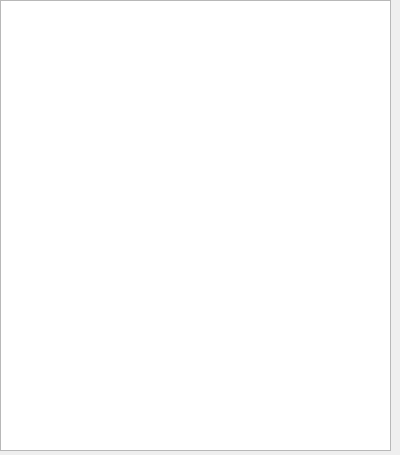
This is bank-view/frontmaterialselectionv2.ui in smandyscom/front-base-widget as Qt 5 draws it before an edit. The edited form follows.
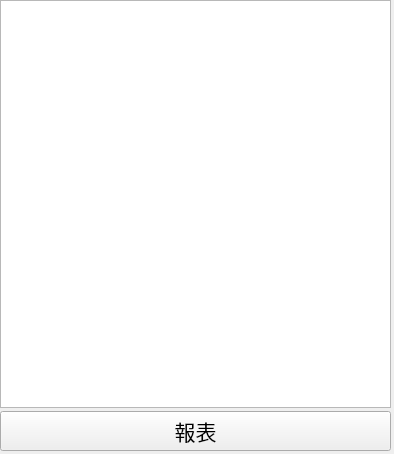
This is the edited form.

Commit message: report added date editor

```diff
--- a/bank-view/frontmaterialselectionv2.ui
+++ b/bank-view/frontmaterialselectionv2.ui
@@ -6,14 +6,19 @@
    <rect>
     <x>0</x>
     <y>0</y>
-    <width>400</width>
-    <height>455</height>
+    <width>394</width>
+    <height>454</height>
    </rect>
   </property>
+  <property name="font">
+   <font>
+    <pointsize>16</pointsize>
+   </font>
+  </property>
   <property name="windowTitle">
    <string>Form</string>
   </property>
-  <widget class="QTableView" name="tableViewReportHead">
+  <widget class="QWidget" name="">
    <property name="geometry">
     <rect>
      <x>0</x>
@@ -22,6 +27,25 @@
      <height>451</height>
     </rect>
    </property>
+   <layout class="QVBoxLayout" name="verticalLayout">
+    <property name="spacing">
+     <number>3</number>
+    </property>
+    <item>
+     <widget class="QTableView" name="tableViewReportHead">
+      <attribute name="verticalHeaderVisible">
+       <bool>false</bool>
+      </attribute>
+     </widget>
+    </item>
+    <item>
+     <widget class="QPushButton" name="pushButtonReport">
+      <property name="text">
+       <string>報表</string>
+      </property>
+     </widget>
+    </item>
+   </layout>
   </widget>
  </widget>
  <resources/>
```
The commit also changes 8 other files.
